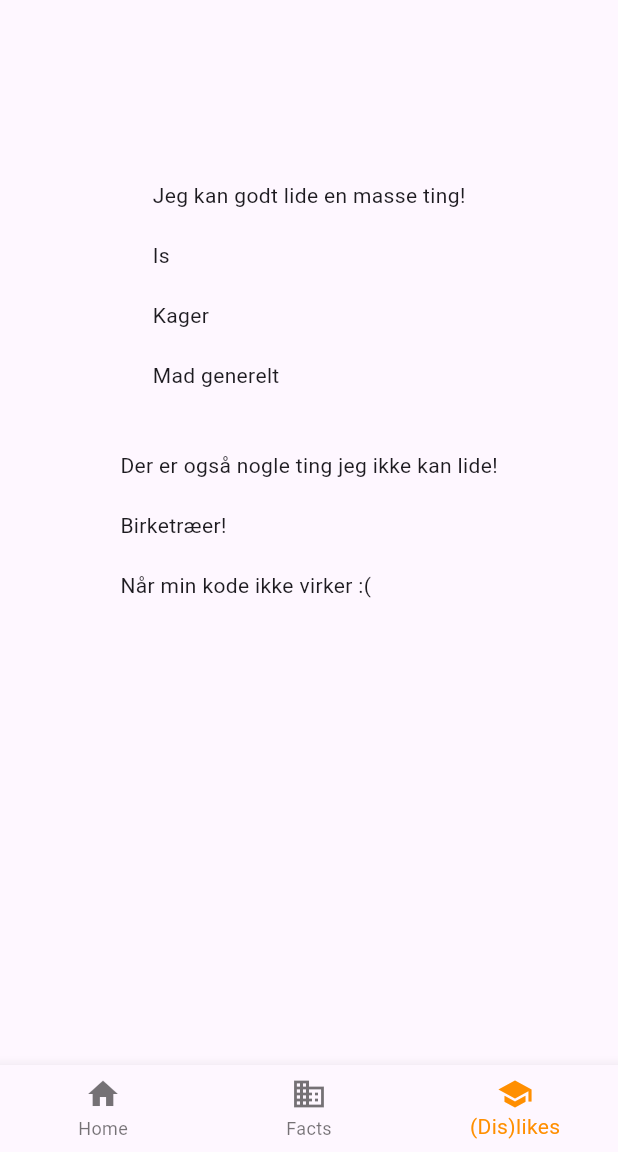
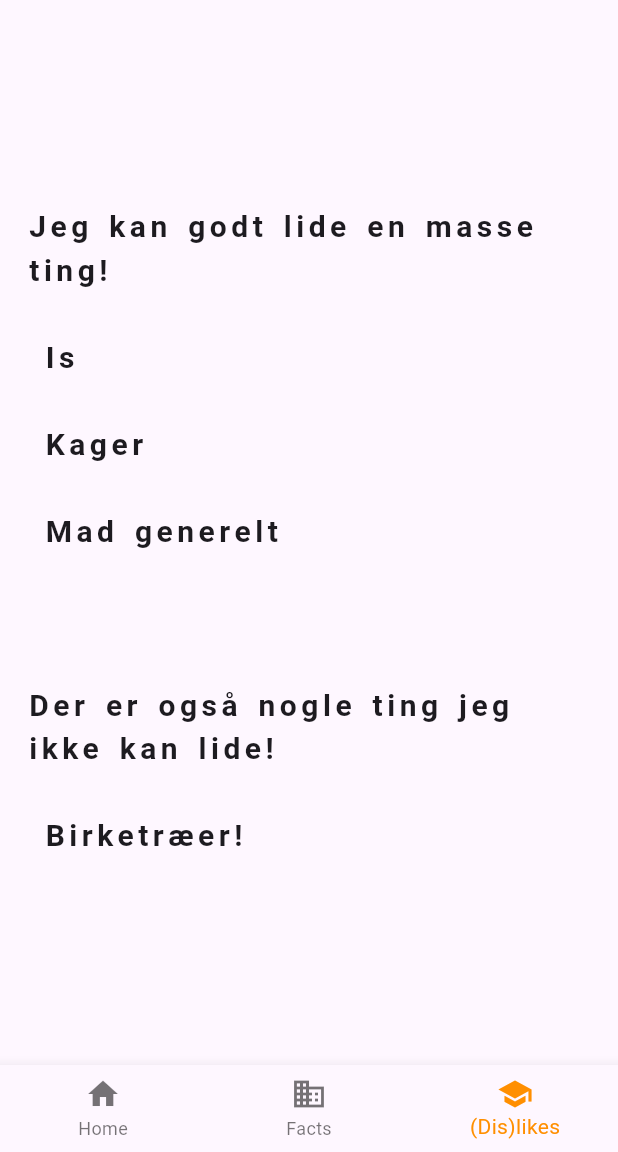
Before and after one commit to Lottithedeveloper/coding_pirates_flutter_demo, a Flutter app: the screen it shows after launch, item 3 of the bottom bar chosen, on a phone screen of 412 x 824 dp, the part 84-1236 px from its top. Run offline on Flutter 3.47's test engine with Material 3 defaults, Android fonts, the phone set to English and light mode, and no system bars.

Commit message:
Update app
Adding bulletlist and more likes

```diff
--- a/c_p_demo/lib/widgets/likes_widget.dart
+++ b/c_p_demo/lib/widgets/likes_widget.dart
@@ -5,35 +5,40 @@ class LikesWidget extends StatelessWidget {
 
   @override
   Widget build(BuildContext context) {
-    return const Scaffold(
-        body: Center(
-            child: Column(
-              children: <Widget>[
-                SizedBox(
-                  height: 100,
-                ),
-                Text.rich(
-                  TextSpan(
-                    text: '\nJeg kan godt lide en masse ting!\n', // default text style
-                    children: <TextSpan>[
-                      TextSpan(text: '\nIs\n'),
-                      TextSpan(text: '\nKager\n'),
-                      TextSpan(text: '\nMad generelt\n'),
-                    ],
-                  ),
-                ),
-            Text.rich(
-              TextSpan(
-                text: '\nDer er også nogle ting jeg ikke kan lide!\n', // default text style
-                children: <TextSpan>[
-                  TextSpan(text: '\nBirketræer!\n'),
-                  TextSpan(text: '\nNår min kode ikke virker :(\n'),
-                ],
+    return Center(
+      child: Container(
+
+        margin: const EdgeInsets.all(15.0),
+
+        padding: const EdgeInsets.all(3.0),
+
+        height: 500,
+
+        child: const Expanded(
+
+          child: SingleChildScrollView(
+
+            scrollDirection: Axis.vertical,
+            child: Text(
+              "\nJeg kan godt lide en masse ting!\n"
+                  "\n Is\n"
+                  "\n Kager\n"
+                  "\n Mad generelt\n"
+                  "\n\n"
+                  "\nDer er også nogle ting jeg ikke kan lide!\n"
+                  "\n Birketræer!\n"
+                  "\n Når min kode ikke virker :(\n"
+                  "\n Vand i mine sko\n",
+              style: TextStyle(
+                fontWeight: FontWeight.bold,
+                fontSize: 20.0,
+                letterSpacing: 3,
+                wordSpacing: 3,
               ),
             ),
-              ]
-            )
-        )
+          ),
+        ),
+      ),
     );
   }
 }
```
Also changed, not shown: c_p_demo/lib/widgets/bullet_list_widget.dart (added, +63 -0 lines).
